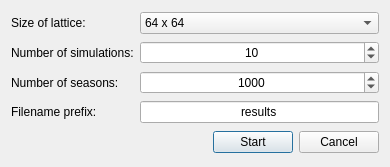
mariomartinezm/QtCaPso, file batchdialog.ui: the form before one commit.
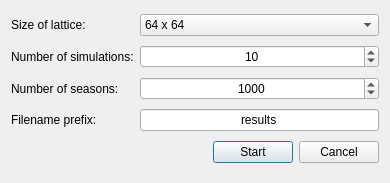
The form after the commit.

Commit message: Change window title of batchdialog.ui

The edit to the form file:
```diff
--- a/batchdialog.ui
+++ b/batchdialog.ui
@@ -7,7 +7,7 @@
     <x>0</x>
     <y>0</y>
     <width>390</width>
-    <height>167</height>
+    <height>183</height>
    </rect>
   </property>
   <property name="windowTitle">
```
Left out of the diff: 2 changed lines with no effect on the pictures.
